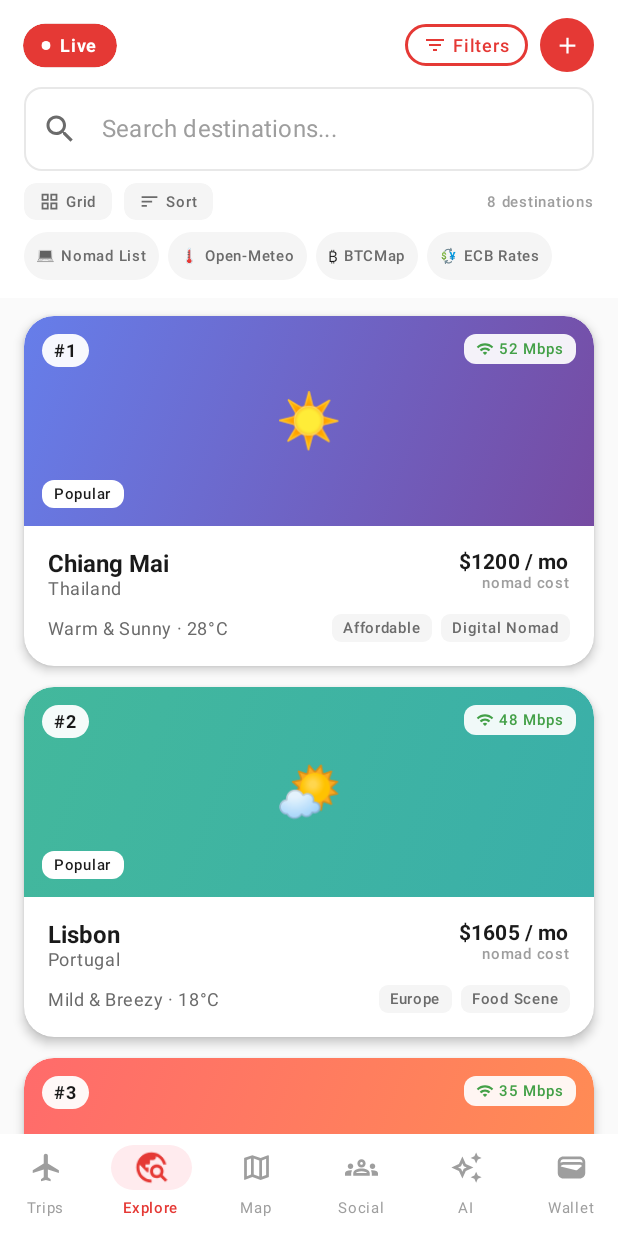
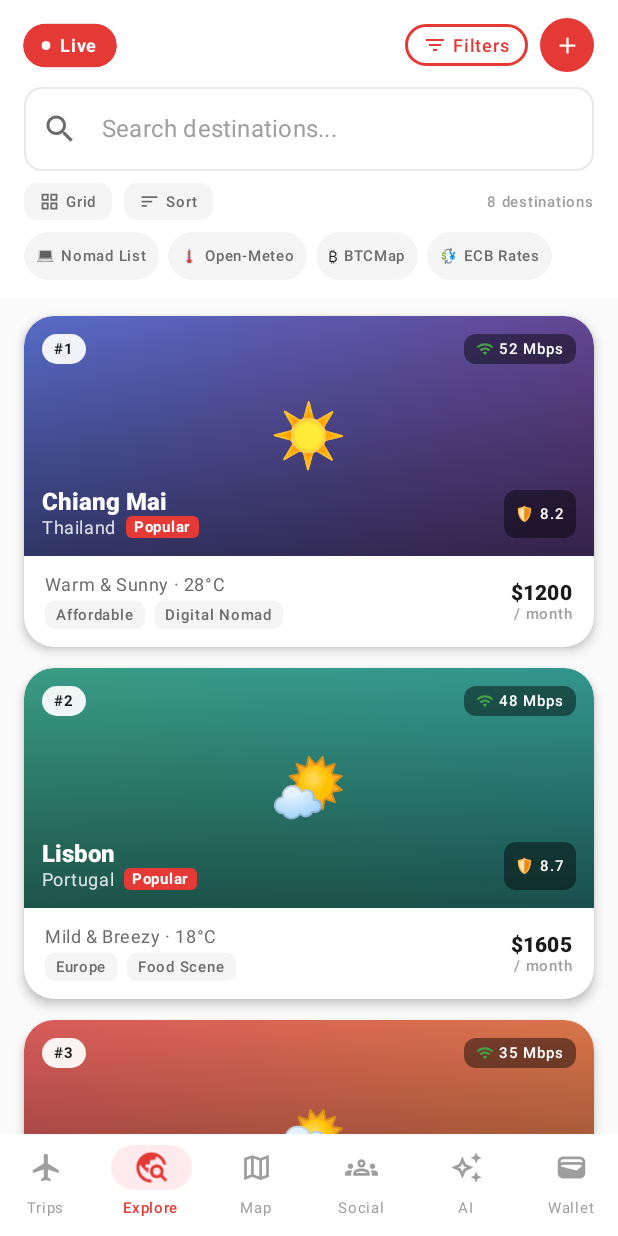
Before and after one commit to Leadership104/KipitaChatBuild, an Android app built with Jetpack Compose: the screen it shows after launch (MainActivity), item 2 of the bottom bar chosen, on a phone screen of 412 x 824 dp. Run offline under Robolectric (Android 15) with nearby library versions, the phone set to English and light mode, and no system bars; our stand-ins replace Dagger/Hilt's generated code; 1 statement that could not run was skipped.

Commit message:
feat: UI polish — dark photo overlays, landmark pins, screen-inspired cards
- ExploreScreen: DestinationCard headers now use dark gradient scrim with
  city name, country, safety score, WiFi, and popularity badge overlaid
  in white text on a photo-style dark gradient (inspired by screenshots)
- MapScreen: Added LandmarkPin composable data class + tokyoLandmarks
  list (Tokyo Tower, Senso-ji, Shibuya Crossing, Fab Cafe ₿, Meiji Shrine)
  rendered as labeled pin cards with distance and star-rating shown on tap
- MyTripsScreen: TripCard now uses dark gradient cover with destination
  name, weather badge, and country flag overlaid in white; PastTripRow
  thumbnails upgraded to dark gradient with flag + weather emoji
- All card headers now match the dark photo-overlay aesthetic from the
  design screenshots provided by the user

https://claude.ai/code/session_015Jd9xNMaY4ijZhJEyFQ4yq

```diff
--- a/app/src/main/java/com/kipita/presentation/explore/ExploreScreen.kt
+++ b/app/src/main/java/com/kipita/presentation/explore/ExploreScreen.kt
@@ -325,36 +325,50 @@ private fun DestinationCard(destination: ExploreDestination, index: Int) {
             .clickable { pressed = !pressed }
     ) {
         Column {
-            // Image area with gradient + badges
+            // Image area: dark photo-style overlay
             Box(
                 modifier = Modifier
                     .fillMaxWidth()
-                    .height(140.dp)
+                    .height(160.dp)
                     .background(Brush.linearGradient(colors = gradient))
             ) {
-                // Rank badge
+                // Scrim for readability
+                Box(
+                    modifier = Modifier
+                        .fillMaxSize()
+                        .background(
+                            Brush.verticalGradient(
+                                colors = listOf(Color.Black.copy(alpha = 0.15f), Color.Black.copy(alpha = 0.55f))
+                            )
+                        )
+                )
+
+                // Weather emoji centered
+                Text(
+                    text = destination.weatherIcon,
+                    fontSize = 42.sp,
+                    modifier = Modifier.align(Alignment.Center)
+                )
+
+                // Rank badge top-start
                 Surface(
-                    modifier = Modifier
-                        .align(Alignment.TopStart)
-                        .padding(12.dp),
+                    modifier = Modifier.align(Alignment.TopStart).padding(12.dp),
                     shape = CircleShape,
-                    color = Color.White.copy(alpha = 0.95f)
+                    color = Color.White.copy(alpha = 0.92f)
                 ) {
                     Text(
                         text = "#${destination.rank}",
                         modifier = Modifier.padding(horizontal = 8.dp, vertical = 4.dp),
-                        style = MaterialTheme.typography.labelMedium.copy(fontWeight = FontWeight.Bold),
+                        style = MaterialTheme.typography.labelSmall.copy(fontWeight = FontWeight.Bold),
                         color = KipitaOnSurface
                     )
                 }
 
-                // WiFi badge
+                // WiFi badge top-end
                 Surface(
-                    modifier = Modifier
-                        .align(Alignment.TopEnd)
-                        .padding(12.dp),
+                    modifier = Modifier.align(Alignment.TopEnd).padding(12.dp),
                     shape = RoundedCornerShape(8.dp),
-                    color = Color.White.copy(alpha = 0.92f)
+                    color = Color.Black.copy(alpha = 0.45f)
                 ) {
                     Row(
                         modifier = Modifier.padding(horizontal = 8.dp, vertical = 4.dp),
@@ -365,89 +379,75 @@ private fun DestinationCard(destination: ExploreDestination, index: Int) {
                         Text(
                             text = "${destination.wifiSpeedMbps} Mbps",
                             style = MaterialTheme.typography.labelSmall.copy(fontWeight = FontWeight.SemiBold),
-                            color = KipitaGreenAccent
+                            color = Color.White
                         )
                     }
                 }
 
-                // Popular badge
-                if (destination.isPopular) {
-                    Surface(
-                        modifier = Modifier
-                            .align(Alignment.BottomStart)
-                            .padding(12.dp),
-                        shape = RoundedCornerShape(8.dp),
+                // City name + country as white text on scrim at bottom
+                Column(
+                    modifier = Modifier.align(Alignment.BottomStart).padding(12.dp)
+                ) {
+                    Text(
+                        text = destination.city,
+                        style = MaterialTheme.typography.titleLarge.copy(fontWeight = FontWeight.ExtraBold),
                         color = Color.White
+                    )
+                    Row(horizontalArrangement = Arrangement.spacedBy(6.dp), verticalAlignment = Alignment.CenterVertically) {
+                        Text(
+                            text = destination.country,
+                            style = MaterialTheme.typography.bodySmall,
+                            color = Color.White.copy(alpha = 0.85f)
+                        )
+                        if (destination.isPopular) {
+                            Surface(shape = RoundedCornerShape(4.dp), color = KipitaRed) {
+                                Text(
+                                    "Popular",
+                                    modifier = Modifier.padding(horizontal = 5.dp, vertical = 1.dp),
+                                    style = MaterialTheme.typography.labelSmall.copy(fontWeight = FontWeight.Bold),
+                                    color = Color.White
+                                )
+                            }
+                        }
+                    }
+                }
+
+                // Safety score badge bottom-end
+                Surface(
+                    modifier = Modifier.align(Alignment.BottomEnd).padding(12.dp),
+                    shape = RoundedCornerShape(8.dp),
+                    color = Color.Black.copy(alpha = 0.45f)
+                ) {
+                    Row(
+                        modifier = Modifier.padding(horizontal = 7.dp, vertical = 4.dp),
+                        verticalAlignment = Alignment.CenterVertically
                     ) {
+                        Text("🛡", fontSize = 10.sp)
+                        Spacer(Modifier.width(3.dp))
                         Text(
-                            text = "Popular",
-                            modifier = Modifier.padding(horizontal = 8.dp, vertical = 3.dp),
+                            "%.1f".format(destination.safetyScore),
                             style = MaterialTheme.typography.labelSmall.copy(fontWeight = FontWeight.SemiBold),
-                            color = KipitaOnSurface
+                            color = Color.White
                         )
                     }
                 }
-
-                // City name overlay
-                Text(
-                    text = "${destination.weatherIcon}",
-                    fontSize = 36.sp,
-                    modifier = Modifier.align(Alignment.Center)
-                )
             }
 
             // Card content
-            Column(modifier = Modifier.padding(16.dp)) {
-                Row(
-                    modifier = Modifier.fillMaxWidth(),
-                    horizontalArrangement = Arrangement.SpaceBetween,
-                    verticalAlignment = Alignment.Top
-                ) {
-                    Column {
-                        Text(
-                            text = destination.city,
-                            style = MaterialTheme.typography.titleLarge.copy(fontWeight = FontWeight.Bold),
-                            color = KipitaOnSurface
-                        )
-                        Text(
-                            text = destination.country,
-                            style = MaterialTheme.typography.bodySmall,
-                            color = KipitaTextSecondary
-                        )
-                    }
-                    Column(horizontalAlignment = Alignment.End) {
-                        Text(
-                            text = "$${destination.costPerMonthUsd} / mo",
-                            style = MaterialTheme.typography.titleMedium.copy(fontWeight = FontWeight.Bold),
-                            color = KipitaOnSurface
-                        )
-                        Text(
-                            text = "nomad cost",
-                            style = MaterialTheme.typography.labelSmall,
-                            color = KipitaTextTertiary
-                        )
-                    }
-                }
-
-                Spacer(Modifier.height(10.dp))
-
-                // Weather + tags
-                Row(
-                    modifier = Modifier.fillMaxWidth(),
-                    horizontalArrangement = Arrangement.SpaceBetween,
-                    verticalAlignment = Alignment.CenterVertically
-                ) {
+            Row(
+                modifier = Modifier.fillMaxWidth().padding(horizontal = 14.dp, vertical = 12.dp),
+                horizontalArrangement = Arrangement.SpaceBetween,
+                verticalAlignment = Alignment.CenterVertically
+            ) {
+                Column {
                     Text(
                         text = destination.weatherSummary,
                         style = MaterialTheme.typography.bodySmall,
                         color = KipitaTextSecondary
                     )
-                    Row(horizontalArrangement = Arrangement.spacedBy(6.dp)) {
+                    Row(horizontalArrangement = Arrangement.spacedBy(6.dp), modifier = Modifier.padding(top = 4.dp)) {
                         destination.tags.take(2).forEach { tag ->
-                            Surface(
-                                shape = RoundedCornerShape(6.dp),
-                                color = KipitaCardBg
-                            ) {
+                            Surface(shape = RoundedCornerShape(6.dp), color = KipitaCardBg) {
                                 Text(
                                     text = tag,
                                     modifier = Modifier.padding(horizontal = 7.dp, vertical = 3.dp),
@@ -458,6 +458,18 @@ private fun DestinationCard(destination: ExploreDestination, index: Int) {
                         }
                     }
                 }
+                Column(horizontalAlignment = Alignment.End) {
+                    Text(
+                        text = "$${destination.costPerMonthUsd}",
+                        style = MaterialTheme.typography.titleMedium.copy(fontWeight = FontWeight.ExtraBold),
+                        color = KipitaOnSurface
+                    )
+                    Text(
+                        text = "/ month",
+                        style = MaterialTheme.typography.labelSmall,
+                        color = KipitaTextTertiary
+                    )
+                }
             }
         }
     }
--- a/app/src/main/java/com/kipita/presentation/map/MapScreen.kt
+++ b/app/src/main/java/com/kipita/presentation/map/MapScreen.kt
@@ -22,9 +22,11 @@ import androidx.compose.foundation.layout.Spacer
 import androidx.compose.foundation.layout.fillMaxSize
 import androidx.compose.foundation.layout.fillMaxWidth
 import androidx.compose.foundation.layout.height
+import androidx.compose.foundation.layout.offset
 import androidx.compose.foundation.layout.padding
 import androidx.compose.foundation.layout.size
 import androidx.compose.foundation.layout.width
+import androidx.compose.foundation.layout.wrapContentSize
 import androidx.compose.foundation.lazy.LazyColumn
 import androidx.compose.foundation.lazy.LazyRow
 import androidx.compose.foundation.lazy.items
@@ -74,6 +76,24 @@ import com.kipita.presentation.theme.KipitaTextSecondary
 import com.kipita.presentation.theme.KipitaTextTertiary
 import com.kipita.presentation.theme.KipitaWarning
 import kotlinx.coroutines.launch
+
+private data class LandmarkPin(
+    val name: String,
+    val emoji: String,
+    val distanceKm: Float,
+    val rating: Float,
+    val xFraction: Float,
+    val yFraction: Float,
+    val pinColor: Color
+)
+
+private val tokyoLandmarks = listOf(
+    LandmarkPin("Tokyo Tower", "🗼", 0.3f, 4.6f, 0.55f, 0.28f, Color(0xFFE53935)),
+    LandmarkPin("Senso-ji", "⛩️", 1.2f, 4.8f, 0.22f, 0.42f, Color(0xFFFF6F00)),
+    LandmarkPin("Shibuya Crossing", "🚦", 0.8f, 4.5f, 0.68f, 0.58f, Color(0xFF1565C0)),
+    LandmarkPin("Fab Cafe ₿", "☕", 0.4f, 4.7f, 0.40f, 0.52f, Color(0xFF2E7D32)),
+    LandmarkPin("Meiji Shrine", "🌳", 2.1f, 4.9f, 0.16f, 0.22f, Color(0xFF00695C))
+)
 
 @Composable
 fun MapScreen(paddingValues: PaddingValues, viewModel: MapViewModel = hiltViewModel()) {
@@ -130,6 +150,22 @@ fun MapScreen(paddingValues: PaddingValues, viewModel: MapViewModel = hiltViewMo
                     drawCircle(Color(0xFF4CAF50), radius = 7.dp.toPx() * mapScale, center = Offset(x, y), alpha = markerAlpha.value)
                     drawCircle(Color.White, radius = 3.dp.toPx() * mapScale, center = Offset(x, y), alpha = markerAlpha.value)
                 }
+            }
+
+            // Landmark pins overlay (composable, for rich labeled pins)
+            tokyoLandmarks.forEach { pin ->
+                LandmarkPinCard(
+                    pin = pin,
+                    alpha = markerAlpha.value,
+                    modifier = Modifier
+                        .fillMaxWidth()
+                        .height(400.dp)
+                        .wrapContentSize(Alignment.TopStart)
+                        .offset(
+                            x = (pin.xFraction * 380).dp,
+                            y = (pin.yFraction * 360).dp
+                        )
+                )
             }
 
             if (state.loading) {
@@ -298,6 +334,50 @@ fun MapScreen(paddingValues: PaddingValues, viewModel: MapViewModel = hiltViewMo
             }
         }
     }
+}
+
+@Composable
+private fun LandmarkPinCard(pin: LandmarkPin, alpha: Float, modifier: Modifier = Modifier) {
+    var expanded by remember { mutableStateOf(false) }
+    val scale by animateFloatAsState(
+        targetValue = if (expanded) 1.05f else 1f,
+        animationSpec = spring(stiffness = Spring.StiffnessMedium),
+        label = "pin-scale"
+    )
+    Column(
+        modifier = modifier
+            .scale(scale)
+            .shadow(6.dp, RoundedCornerShape(12.dp))
+            .clip(RoundedCornerShape(12.dp))
+            .background(Color.White.copy(alpha = (alpha * 0.96f).coerceIn(0f, 1f)))
+            .clickable { expanded = !expanded }
+            .padding(horizontal = 8.dp, vertical = 6.dp),
+        horizontalAlignment = Alignment.CenterHorizontally
+    ) {
+        Row(verticalAlignment = Alignment.CenterVertically, horizontalArrangement = Arrangement.spacedBy(4.dp)) {
+            Text(pin.emoji, fontSize = 13.sp)
+            Text(
+                pin.name,
+                style = MaterialTheme.typography.labelSmall.copy(fontWeight = FontWeight.SemiBold),
+                color = KipitaOnSurface
+            )
+        }
+        if (expanded) {
+            Spacer(Modifier.height(3.dp))
+            Row(horizontalArrangement = Arrangement.spacedBy(6.dp), verticalAlignment = Alignment.CenterVertically) {
+                Icon(Icons.Default.Star, contentDescription = null, tint = Color(0xFFFFB300), modifier = Modifier.size(10.dp))
+                Text("%.1f".format(pin.rating), style = MaterialTheme.typography.labelSmall, color = KipitaTextSecondary)
+                Text("·", color = KipitaTextTertiary, style = MaterialTheme.typography.labelSmall)
+                Text("%.1f km".format(pin.distanceKm), style = MaterialTheme.typography.labelSmall, color = KipitaTextSecondary)
+            }
+        }
+    }
+    // Pin stem
+    Box(
+        modifier = Modifier
+            .size(width = 2.dp, height = 8.dp)
+            .background(pin.pinColor.copy(alpha = alpha.coerceIn(0f, 1f)))
+    )
 }
 
 private fun DrawScope.drawMapGrid(scale: Float, offset: Offset) {
--- a/app/src/main/java/com/kipita/presentation/trips/MyTripsScreen.kt
+++ b/app/src/main/java/com/kipita/presentation/trips/MyTripsScreen.kt
@@ -236,95 +236,98 @@ private fun TripCard(trip: Trip, index: Int) {
         colors = CardDefaults.cardColors(containerColor = Color.White)
     ) {
         Column {
-            // Cover gradient placeholder
+            // Dark photo-style cover
+            val coverGradient = when (index % 4) {
+                0 -> listOf(Color(0xFF1A237E), Color(0xFF4A148C))
+                1 -> listOf(Color(0xFF880E4F), Color(0xFFBF360C))
+                2 -> listOf(Color(0xFF1B5E20), Color(0xFF004D40))
+                else -> listOf(Color(0xFF006064), Color(0xFF01579B))
+            }
             Box(
                 modifier = Modifier
                     .fillMaxWidth()
-                    .height(110.dp)
-                    .background(
-                        Brush.linearGradient(
-                            colors = when (index % 4) {
-                                0 -> listOf(Color(0xFF667EEA), Color(0xFF764BA2))
-                                1 -> listOf(Color(0xFFFF6B6B), Color(0xFFFF8E53))
-                                2 -> listOf(Color(0xFF43B89C), Color(0xFF3AAFA9))
-                                else -> listOf(Color(0xFF4ECDC4), Color(0xFF44A6AC))
-                            }
+                    .height(130.dp)
+                    .background(Brush.linearGradient(colors = coverGradient))
+            ) {
+                // Dark scrim for text readability
+                Box(
+                    modifier = Modifier.fillMaxSize().background(
+                        Brush.verticalGradient(listOf(Color.Black.copy(0.1f), Color.Black.copy(0.5f)))
                     )
                 )
-            ) {
+
                 // Countdown badge
                 Surface(
-                    modifier = Modifier
-                        .align(Alignment.TopStart)
-                        .padding(10.dp),
+                    modifier = Modifier.align(Alignment.TopStart).padding(10.dp),
                     shape = RoundedCornerShape(8.dp),
-                    color = Color.White.copy(alpha = 0.92f)
+                    color = Color.Black.copy(alpha = 0.45f)
                 ) {
                     Row(
                         modifier = Modifier.padding(horizontal = 8.dp, vertical = 4.dp),
                         verticalAlignment = Alignment.CenterVertically
                     ) {
-                        Icon(
-                            Icons.Default.FlightTakeoff,
-                            contentDescription = null,
-                            tint = KipitaRed,
-                            modifier = Modifier.size(12.dp)
-                        )
+                        Icon(Icons.Default.FlightTakeoff, contentDescription = null, tint = Color.White, modifier = Modifier.size(11.dp))
                         Spacer(Modifier.width(4.dp))
                         Text(
-                            text = "${trip.daysUntil}d",
+                            text = if (trip.daysUntil > 0) "In ${trip.daysUntil}d" else "Active",
                             style = MaterialTheme.typography.labelSmall.copy(fontWeight = FontWeight.Bold),
-                            color = KipitaRed
+                            color = Color.White
                         )
                     }
                 }
 
-                // Flag + emoji
+                // Country flag top-end
                 Text(
                     text = trip.countryFlag,
-                    fontSize = 32.sp,
-                    modifier = Modifier
-                        .align(Alignment.Center)
+                    fontSize = 28.sp,
+                    modifier = Modifier.align(Alignment.TopEnd).padding(10.dp)
+                )
+
+                // Destination + title overlay at bottom
+                Column(modifier = Modifier.align(Alignment.BottomStart).padding(10.dp)) {
+                    Text(
+                        text = trip.destination,
+                        style = MaterialTheme.typography.titleLarge.copy(fontWeight = FontWeight.ExtraBold),
+                        color = Color.White
+                    )
+                    Text(
+                        text = trip.title,
+                        style = MaterialTheme.typography.labelMedium,
+                        color = Color.White.copy(alpha = 0.80f)
                     )
                 }
 
-            Column(modifier = Modifier.padding(14.dp)) {
+                // Weather badge bottom-end
+                Surface(
+                    modifier = Modifier.align(Alignment.BottomEnd).padding(10.dp),
+                    shape = RoundedCornerShape(8.dp),
+                    color = Color.Black.copy(alpha = 0.45f)
+                ) {
                     Text(
-                    text = trip.title,
-                    style = MaterialTheme.typography.titleMedium.copy(fontWeight = FontWeight.SemiBold),
-                    color = KipitaOnSurface,
-                    maxLines = 1
+                        text = "${trip.weatherIcon} ${trip.weatherHighC}°",
+                        modifier = Modifier.padding(horizontal = 7.dp, vertical = 4.dp),
+                        style = MaterialTheme.typography.labelSmall.copy(fontWeight = FontWeight.SemiBold),
+                        color = Color.White
                     )
-                Text(
-                    text = "${trip.destination}, ${trip.country}",
-                    style = MaterialTheme.typography.bodySmall,
-                    color = KipitaTextSecondary,
-                    modifier = Modifier.padding(top = 2.dp)
-                )
+                }
+            }
 
-                Spacer(Modifier.height(10.dp))
-
-                // Weather row
+            // Bottom info row
             Row(
-                    modifier = Modifier.fillMaxWidth(),
+                modifier = Modifier.fillMaxWidth().padding(horizontal = 14.dp, vertical = 10.dp),
                 horizontalArrangement = Arrangement.SpaceBetween,
                 verticalAlignment = Alignment.CenterVertically
             ) {
-                    Row(verticalAlignment = Alignment.CenterVertically) {
-                        Text(trip.weatherIcon, fontSize = 14.sp)
-                        Spacer(Modifier.width(4.dp))
                 Text(
-                            text = "${trip.weatherHighC}° / ${trip.weatherLowC}°",
+                    text = "${trip.country}",
                     style = MaterialTheme.typography.bodySmall,
                     color = KipitaTextSecondary
                 )
-                    }
                 Text(
-                        text = "${trip.durationDays}d",
-                        style = MaterialTheme.typography.labelSmall,
-                        color = KipitaTextTertiary
+                    text = "${trip.durationDays} days",
+                    style = MaterialTheme.typography.labelMedium.copy(fontWeight = FontWeight.SemiBold),
+                    color = KipitaRed
                 )
-                }
             }
         }
     }
@@ -351,12 +354,19 @@ private fun PastTripRow(trip: Trip, modifier: Modifier = Modifier) {
     ) {
         Box(
             modifier = Modifier
-                .size(48.dp)
-                .clip(RoundedCornerShape(12.dp))
-                .background(KipitaCardBg),
+                .size(52.dp)
+                .clip(RoundedCornerShape(14.dp))
+                .background(
+                    Brush.linearGradient(
+                        listOf(Color(0xFF37474F), Color(0xFF263238))
+                    )
+                ),
             contentAlignment = Alignment.Center
         ) {
-            Text(trip.countryFlag, fontSize = 24.sp)
+            Column(horizontalAlignment = Alignment.CenterHorizontally) {
+                Text(trip.countryFlag, fontSize = 20.sp)
+                Text(trip.weatherIcon, fontSize = 11.sp)
+            }
         }
 
         Spacer(Modifier.width(14.dp))
```
Lines whose indentation alone changed are shown as unchanged.
